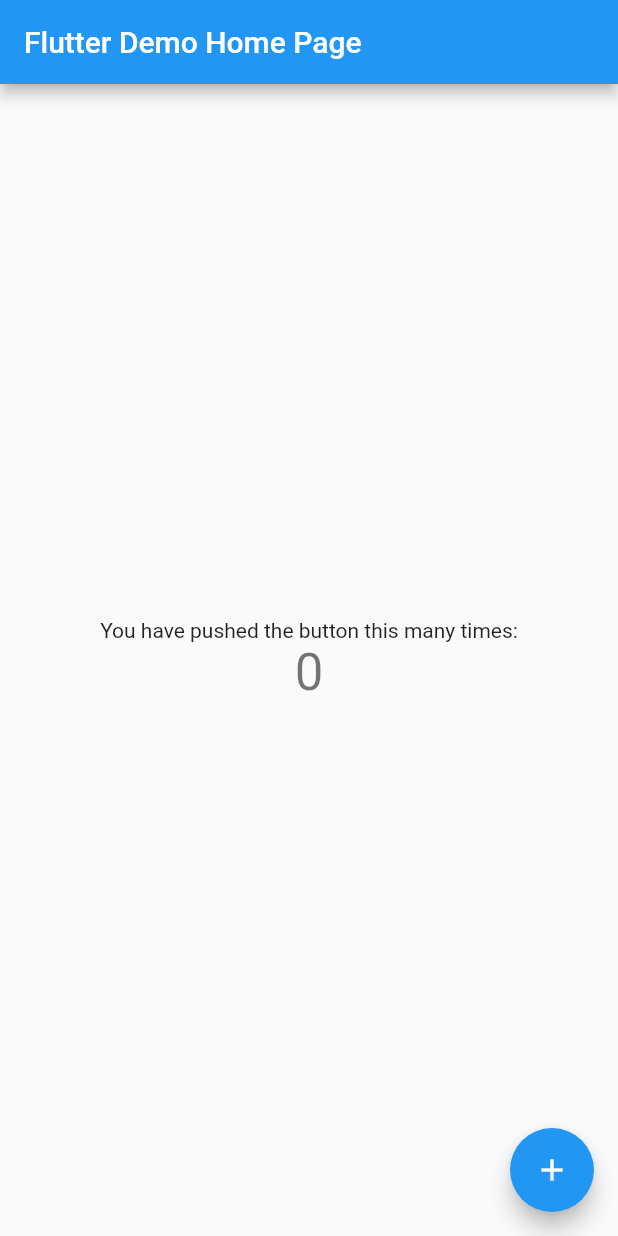
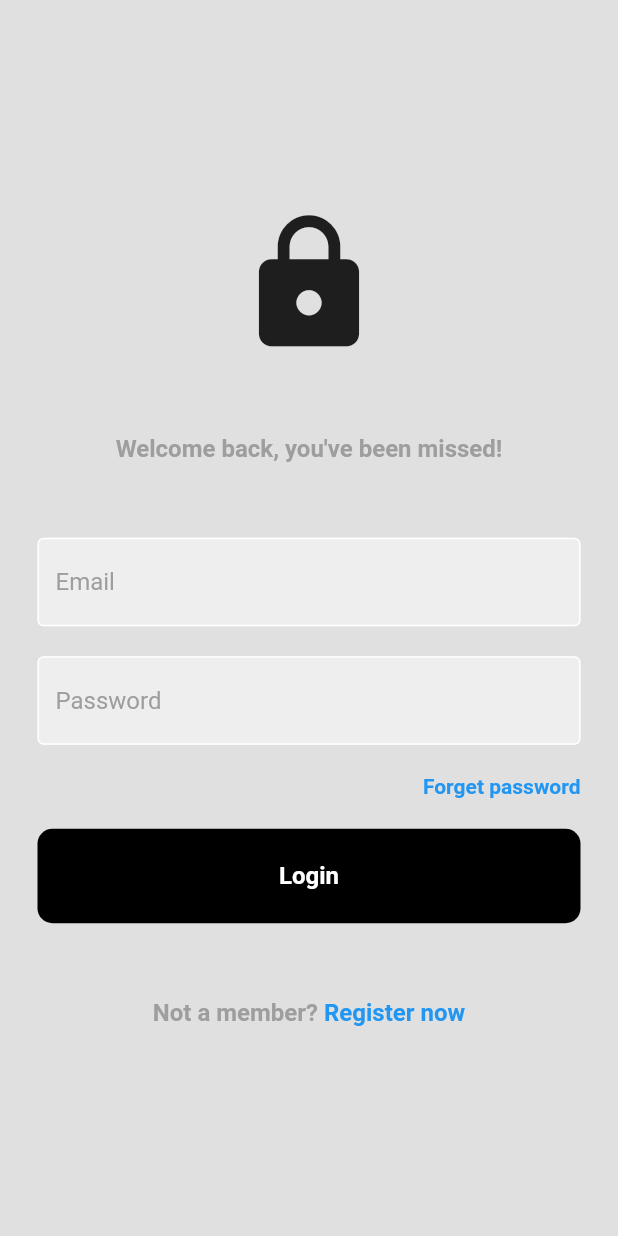
Before and after one commit to Tosin2289/Dev-Crib, a Flutter app: the screen it shows after launch, on a phone screen of 412 x 824 dp. Run offline on Flutter 3.47's test engine with Material 2 defaults, Android fonts, the light colour scheme and no system bars.

Commit message:
second commit

```diff
--- /dev/null
+++ b/lib/autenticate/login_or_register.dart
@@ -0,0 +1,28 @@
+import 'package:da_hood/autenticate/loginpage.dart';
+import 'package:da_hood/autenticate/registerpage.dart';
+import 'package:flutter/material.dart';
+
+class LoginOrRegister extends StatefulWidget {
+  LoginOrRegister({Key? key}) : super(key: key);
+
+  @override
+  State<LoginOrRegister> createState() => _LoginOrRegisterState();
+}
+
+class _LoginOrRegisterState extends State<LoginOrRegister> {
+  bool showLoginPage = true;
+  void togglePages() {
+    showLoginPage = !showLoginPage;
+  }
+
+  @override
+  Widget build(BuildContext context) {
+    if (showLoginPage) {
+      return LoginPage(onTap: togglePages);
+    } else {
+      return RegisterPage(
+        onTap: togglePages,
+      );
+    }
+  }
+}
--- /dev/null
+++ b/lib/autenticate/loginpage.dart
@@ -0,0 +1,118 @@
+import 'package:flutter/material.dart';
+
+import '../widgets/button.dart';
+import '../widgets/text_field.dart';
+
+class LoginPage extends StatefulWidget {
+  Function()? onTap;
+  LoginPage({Key? key, required this.onTap}) : super(key: key);
+
+  @override
+  State<LoginPage> createState() => _LoginPageState();
+}
+
+class _LoginPageState extends State<LoginPage> {
+  final emailcontroller = TextEditingController();
+  final passwordcontroller = TextEditingController();
+  @override
+  Widget build(BuildContext context) {
+    return Scaffold(
+      backgroundColor: Colors.grey[300],
+      body: SafeArea(
+        child: Center(
+          child: Padding(
+            padding: const EdgeInsets.symmetric(horizontal: 25.0),
+            child: SingleChildScrollView(
+              child: Column(
+                mainAxisAlignment: MainAxisAlignment.center,
+                children: [
+                  const Icon(
+                    Icons.lock,
+                    size: 100,
+                  ),
+                  const SizedBox(
+                    height: 50,
+                  ),
+                  const Text(
+                    "Welcome back, you've been missed!",
+                    style: TextStyle(
+                        fontWeight: FontWeight.bold,
+                        color: Colors.grey,
+                        fontSize: 16),
+                  ),
+                  const SizedBox(
+                    height: 50,
+                  ),
+                  MytextField(
+                    controller: emailcontroller,
+                    hintText: 'Email',
+                    obscureText: false,
+                  ),
+                  const SizedBox(
+                    height: 20,
+                  ),
+                  MytextField(
+                    controller: passwordcontroller,
+                    hintText: 'Password',
+                    obscureText: true,
+                  ),
+                  const SizedBox(
+                    height: 20,
+                  ),
+                  Row(
+                    mainAxisAlignment: MainAxisAlignment.end,
+                    children: [
+                      GestureDetector(
+                        onTap: () {},
+                        child: const Text(
+                          "Forget password",
+                          style: TextStyle(
+                              fontWeight: FontWeight.bold, color: Colors.blue),
+                        ),
+                      ),
+                    ],
+                  ),
+                  const SizedBox(
+                    height: 20,
+                  ),
+                  MyButton(
+                    onTap: () {},
+                    text: 'Login',
+                  ),
+                  const SizedBox(
+                    height: 50,
+                  ),
+                  Row(
+                    mainAxisAlignment: MainAxisAlignment.center,
+                    children: [
+                      const Text(
+                        "Not a member?",
+                        style: TextStyle(
+                            fontWeight: FontWeight.bold,
+                            color: Colors.grey,
+                            fontSize: 16),
+                      ),
+                      const SizedBox(
+                        width: 4,
+                      ),
+                      GestureDetector(
+                        onTap: widget.onTap,
+                        child: const Text(
+                          "Register now",
+                          style: TextStyle(
+                              fontWeight: FontWeight.bold,
+                              color: Colors.blue,
+                              fontSize: 16),
+                        ),
+                      ),
+                    ],
+                  ),
+                ],
+              ),
+            ),
+          ),
+        ),
+      ),
+    );
+  }
+}
--- a/lib/main.dart
+++ b/lib/main.dart
@@ -1,4 +1,6 @@
 import 'package:flutter/material.dart';
+
+import 'autenticate/login_or_register.dart';
 
 void main() {
   runApp(const MyApp());
@@ -7,109 +9,14 @@
 class MyApp extends StatelessWidget {
   const MyApp({super.key});
 
-  // This widget is the root of your application.
   @override
   Widget build(BuildContext context) {
     return MaterialApp(
-      title: 'Flutter Demo',
+      debugShowCheckedModeBanner: false,
       theme: ThemeData(
-        // This is the theme of your application.
-        //
-        // Try running your application with "flutter run". You'll see the
-        // application has a blue toolbar. Then, without quitting the app, try
-        // changing the primarySwatch below to Colors.green and then invoke
-        // "hot reload" (press "r" in the console where you ran "flutter run",
-        // or simply save your changes to "hot reload" in a Flutter IDE).
-        // Notice that the counter didn't reset back to zero; the application
-        // is not restarted.
         primarySwatch: Colors.blue,
       ),
-      home: const MyHomePage(title: 'Flutter Demo Home Page'),
+      home: LoginOrRegister(),
     );
   }
 }
-
-class MyHomePage extends StatefulWidget {
-  const MyHomePage({super.key, required this.title});
-
-  // This widget is the home page of your application. It is stateful, meaning
-  // that it has a State object (defined below) that contains fields that affect
-  // how it looks.
-
-  // This class is the configuration for the state. It holds the values (in this
-  // case the title) provided by the parent (in this case the App widget) and
-  // used by the build method of the State. Fields in a Widget subclass are
-  // always marked "final".
-
-  final String title;
-
-  @override
-  State<MyHomePage> createState() => _MyHomePageState();
-}
-
-class _MyHomePageState extends State<MyHomePage> {
-  int _counter = 0;
-
-  void _incrementCounter() {
-    setState(() {
-      // This call to setState tells the Flutter framework that something has
-      // changed in this State, which causes it to rerun the build method below
-      // so that the display can reflect the updated values. If we changed
-      // _counter without calling setState(), then the build method would not be
-      // called again, and so nothing would appear to happen.
-      _counter++;
-    });
-  }
-
-  @override
-  Widget build(BuildContext context) {
-    // This method is rerun every time setState is called, for instance as done
-    // by the _incrementCounter method above.
-    //
-    // The Flutter framework has been optimized to make rerunning build methods
-    // fast, so that you can just rebuild anything that needs updating rather
-    // than having to individually change instances of widgets.
-    return Scaffold(
-      appBar: AppBar(
-        // Here we take the value from the MyHomePage object that was created by
-        // the App.build method, and use it to set our appbar title.
-        title: Text(widget.title),
-      ),
-      body: Center(
-        // Center is a layout widget. It takes a single child and positions it
-        // in the middle of the parent.
-        child: Column(
-          // Column is also a layout widget. It takes a list of children and
-          // arranges them vertically. By default, it sizes itself to fit its
-          // children horizontally, and tries to be as tall as its parent.
-          //
-          // Invoke "debug painting" (press "p" in the console, choose the
-          // "Toggle Debug Paint" action from the Flutter Inspector in Android
-          // Studio, or the "Toggle Debug Paint" command in Visual Studio Code)
-          // to see the wireframe for each widget.
-          //
-          // Column has various properties to control how it sizes itself and
-          // how it positions its children. Here we use mainAxisAlignment to
-          // center the children vertically; the main axis here is the vertical
-          // axis because Columns are vertical (the cross axis would be
-          // horizontal).
-          mainAxisAlignment: MainAxisAlignment.center,
-          children: <Widget>[
-            const Text(
-              'You have pushed the button this many times:',
-            ),
-            Text(
-              '$_counter',
-              style: Theme.of(context).textTheme.headlineMedium,
-            ),
-          ],
-        ),
-      ),
-      floatingActionButton: FloatingActionButton(
-        onPressed: _incrementCounter,
-        tooltip: 'Increment',
-        child: const Icon(Icons.add),
-      ), // This trailing comma makes auto-formatting nicer for build methods.
-    );
-  }
-}
--- /dev/null
+++ b/lib/widgets/button.dart
@@ -0,0 +1,27 @@
+import 'package:flutter/material.dart';
+
+class MyButton extends StatelessWidget {
+  final Function()? onTap;
+  final String text;
+  MyButton({Key? key, required this.onTap, required this.text})
+      : super(key: key);
+
+  @override
+  Widget build(BuildContext context) {
+    return GestureDetector(
+      onTap: onTap,
+      child: Container(
+        padding: const EdgeInsets.all(22),
+        decoration: BoxDecoration(
+            color: Colors.black, borderRadius: BorderRadius.circular(10)),
+        child: Center(
+          child: Text(
+            text,
+            style: const TextStyle(
+                color: Colors.white, fontSize: 16, fontWeight: FontWeight.bold),
+          ),
+        ),
+      ),
+    );
+  }
+}
--- /dev/null
+++ b/lib/widgets/text_field.dart
@@ -0,0 +1,32 @@
+import 'package:flutter/material.dart';
+
+class MytextField extends StatelessWidget {
+  final TextEditingController controller;
+  final String hintText;
+  final bool obscureText;
+  const MytextField(
+      {Key? key,
+      required this.controller,
+      required this.hintText,
+      required this.obscureText})
+      : super(key: key);
+
+  @override
+  Widget build(BuildContext context) {
+    return TextField(
+      controller: controller,
+      obscureText: obscureText,
+      decoration: InputDecoration(
+          enabledBorder: const OutlineInputBorder(
+            borderSide: BorderSide(color: Colors.white),
+          ),
+          focusedBorder: const OutlineInputBorder(
+            borderSide: BorderSide(color: Colors.white),
+          ),
+          hintText: hintText,
+          fillColor: Colors.grey[200],
+          hintStyle: const TextStyle(color: Colors.grey),
+          filled: true),
+    );
+  }
+}
```
Also changed, not shown: lib/autenticate/registerpage.dart (added, +120 -0 lines), lib/pages/homepage.dart (added, +15 -0 lines).
